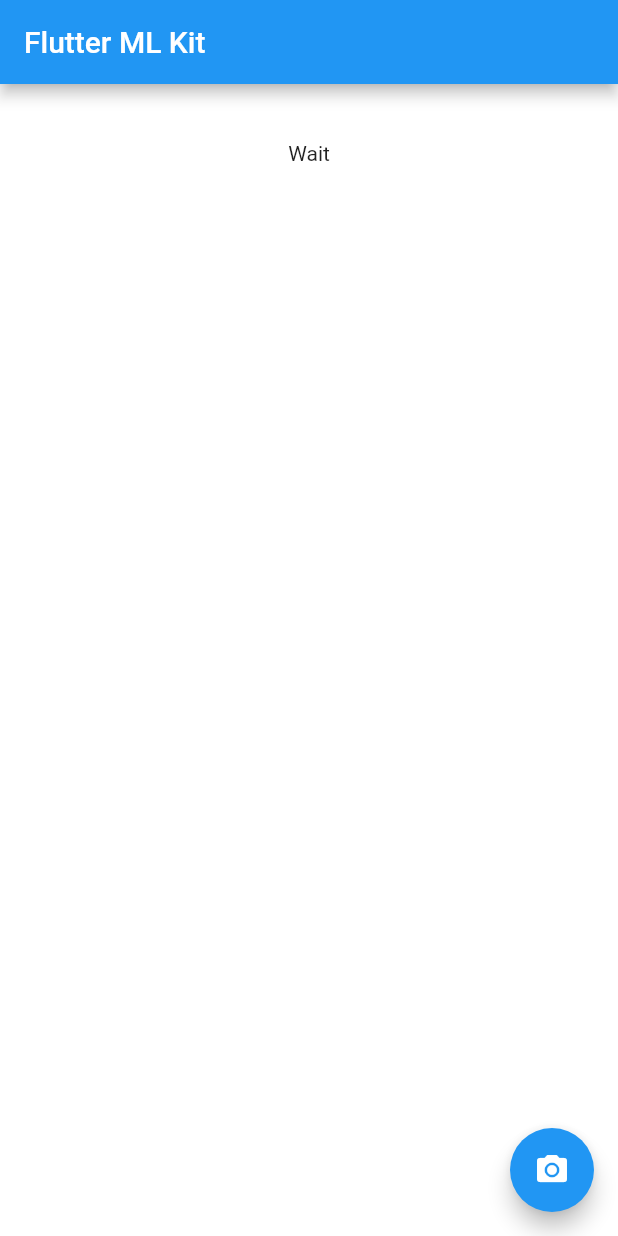
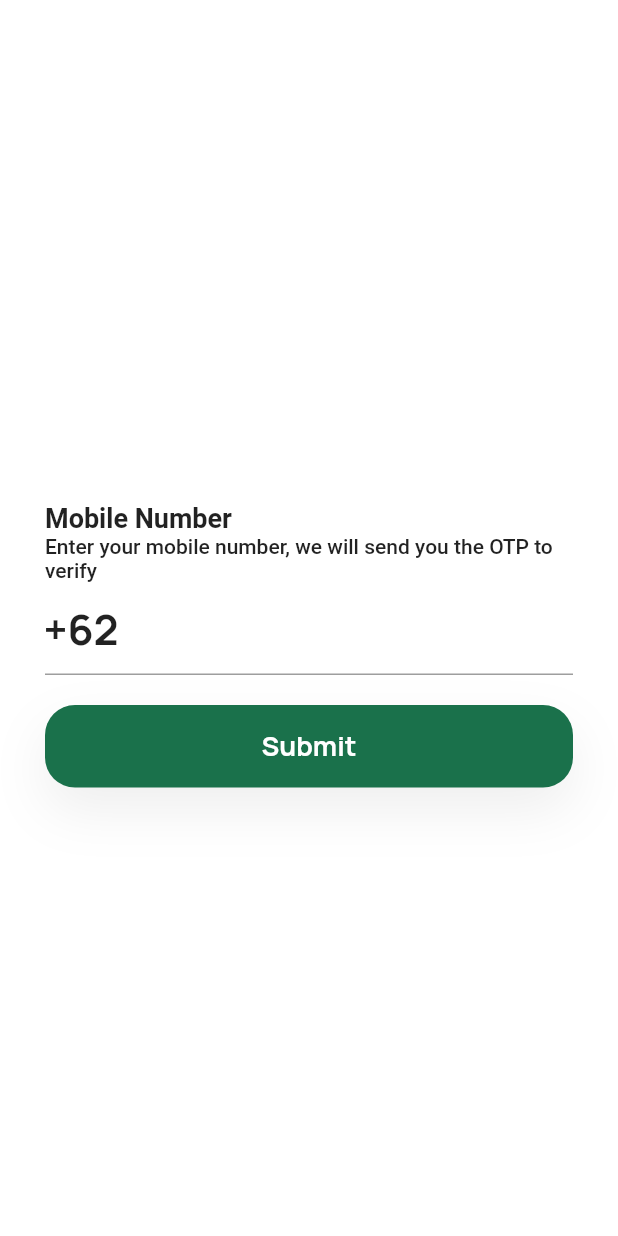
Before and after one commit to adeputraprimasuhendri/flutter-ml-kit, a Flutter app: the screen it shows after launch, on a phone screen of 412 x 824 dp. Run offline on Flutter 3.47's test engine with Material 2 defaults, Android fonts, the phone set to English and light mode, and no system bars; our stand-ins replace firebase_auth, fluttertoast, image_picker, pin_input_text_field; missing offline and left inert: firebase_ml_vision; accounts and stored records are empty.

Commit message:
Des 2020

```diff
--- /dev/null
+++ b/lib/config/validation.dart
@@ -0,0 +1,4 @@
+class FormValidation {
+  String validatePhone(String phone) =>
+      phone.length <= 8 ? "Phone must be more equal than 8 number" : null;
+}
--- a/lib/main.dart
+++ b/lib/main.dart
@@ -3,8 +3,12 @@ import 'dart:io';
 import 'package:firebase_ml_vision/firebase_ml_vision.dart';
 import 'package:flutter/cupertino.dart';
 import 'package:flutter/material.dart';
+import 'package:flutter_ml_kit/providers/phone_provider.dart';
 import 'package:flutter_ml_kit/providers/ml_provider.dart';
+import 'package:flutter_ml_kit/screens/Dashboard_screen.dart';
 import 'package:flutter_ml_kit/screens/ML_screen.dart';
+import 'package:flutter_ml_kit/screens/OTP_screen.dart';
+import 'package:flutter_ml_kit/screens/Phone_screen.dart';
 import 'package:image_picker/image_picker.dart';
 import 'package:provider/provider.dart';
 
@@ -15,8 +19,8 @@ class MyApp extends StatelessWidget {
   Widget build(BuildContext context) {
     return MultiProvider(
       providers: [
-        Provider<MLProvider>(
-          create: (_) => MLProvider(),
+        Provider<PhoneProvider>(
+          create: (_) => PhoneProvider(),
         )
       ],
       child: MaterialApp(
@@ -29,13 +33,27 @@ class MyApp extends StatelessWidget {
                 fontFamily: 'Manrope',
               ),
         ),
-          initialRoute: MLScreen.route,
+        initialRoute: PhoneScreen.route,
         routes: {
           MLScreen.route: (context) => ChangeNotifierProvider<MLProvider>(
                 create: (context) => MLProvider(),
                 child: MLScreen(),
               ),
-          }),
+          PhoneScreen.route: (context) => ChangeNotifierProvider<PhoneProvider>(
+                create: (context) => PhoneProvider(),
+                child: PhoneScreen(),
+              ),
+          OTPScreen.route: (context) => ChangeNotifierProvider<PhoneProvider>(
+                create: (context) => PhoneProvider(),
+                child: OTPScreen(),
+              ),
+          DashboardScreen.route: (context) =>
+              ChangeNotifierProvider<PhoneProvider>(
+                create: (context) => PhoneProvider(),
+                child: DashboardScreen(),
+              ),
+        },
+      ),
     );
   }
 }
--- a/lib/providers/ml_provider.dart
+++ b/lib/providers/ml_provider.dart
@@ -7,9 +7,11 @@ import 'package:flutter_ml_kit/services/image_service.dart';
 class MLProvider extends ChangeNotifier {
   final MLService _MLService = MLService();
   final IMGService _IMGService = IMGService();
+
   File fileImage;
   bool isLoading = false;
   String result = 'Wait';
+
   browseImage() async {
     try {
       var getImage = await _IMGService.pickImage();
--- a/lib/screens/ML_screen.dart
+++ b/lib/screens/ML_screen.dart
@@ -17,7 +17,8 @@ class _MLScreenState extends State<MLScreen> {
         appBar: AppBar(
           title: Text('Flutter ML Kit'),
         ),
-        body: SingleChildScrollView(
+        body: SafeArea(
+          child: SingleChildScrollView(
             child: Container(
               padding: EdgeInsets.all(18),
               child: Column(
@@ -41,6 +42,7 @@ class _MLScreenState extends State<MLScreen> {
               ),
             ),
           ),
+        ),
         floatingActionButton: FloatingActionButton(
           child: Icon(Icons.camera_alt),
           onPressed: () async {
--- /dev/null
+++ b/lib/screens/Phone_screen.dart
@@ -0,0 +1,127 @@
+import 'package:flutter/cupertino.dart';
+import 'package:flutter/material.dart';
+import 'package:flutter_ml_kit/config/validation.dart';
+import 'package:flutter_ml_kit/providers/phone_provider.dart';
+import 'package:provider/provider.dart';
+
+class PhoneScreen extends StatefulWidget {
+  static const String route = 'PhoneScreen';
+  @override
+  _PhoneScreenState createState() => _PhoneScreenState();
+}
+
+class _PhoneScreenState extends State<PhoneScreen> {
+  final _formKey = new GlobalKey<FormState>();
+  FormValidation _formValidation = FormValidation();
+  @override
+  Widget build(BuildContext context) {
+    return Consumer<PhoneProvider>(builder: (context, provider, _) {
+      return Scaffold(
+        appBar: AppBar(
+          iconTheme: IconThemeData(
+            color: Colors.black,
+          ),
+          centerTitle: true,
+          backgroundColor: Colors.white,
+          elevation: 0,
+        ),
+        body: SafeArea(
+          child: Container(
+            padding: EdgeInsets.all(30),
+            child: Form(
+              key: _formKey,
+              child: Column(
+                mainAxisAlignment: MainAxisAlignment.center,
+                crossAxisAlignment: CrossAxisAlignment.stretch,
+                children: [
+                  RichText(
+                    text: TextSpan(
+                      style: Theme.of(context).textTheme.bodyText1,
+                      children: [
+                        TextSpan(
+                          text: "Mobile Number\n",
+                          style: TextStyle(
+                            fontWeight: FontWeight.bold,
+                            fontSize: 18,
+                          ),
+                        ),
+                        TextSpan(
+                          text:
+                              "Enter your mobile number, we will send you the OTP to verify",
+                          style: TextStyle(
+                            fontSize: 14,
+                          ),
+                        ),
+                      ],
+                    ),
+                  ),
+                  TextFormField(
+                    style: TextStyle(
+                      fontSize: 28,
+                      fontWeight: FontWeight.bold,
+                    ),
+                    decoration: InputDecoration(
+                      prefixIcon: SizedBox(
+                        child: Center(
+                          widthFactor: 0.0,
+                          child: Text(
+                            '+62',
+                            style: TextStyle(
+                              fontWeight: FontWeight.bold,
+                              fontSize: 28,
+                            ),
+                          ),
+                        ),
+                      ),
+                      prefixStyle: TextStyle(
+                        fontWeight: FontWeight.bold,
+                        fontSize: 28,
+                      ),
+                    ),
+                    validator: (value) => _formValidation.validatePhone(value),
+                    controller: provider.phoneNumber,
+                    keyboardType: TextInputType.number,
+                  ),
+                  GestureDetector(
+                    onTap: () => provider.SendOTP(
+                      context: context,
+                      key: _formKey,
+                    ),
+                    child: SizedBox(
+                      width: MediaQuery.of(context).size.width,
+                      child: Container(
+                        margin: EdgeInsets.symmetric(vertical: 20),
+                        alignment: Alignment.center,
+                        padding:
+                            EdgeInsets.symmetric(vertical: 15, horizontal: 30),
+                        decoration: BoxDecoration(
+                          color: Color(0xFF1A714B),
+                          borderRadius: BorderRadius.circular(20),
+                          boxShadow: [
+                            BoxShadow(
+                              offset: Offset(0, 15),
+                              blurRadius: 30,
+                              color: Color(0xFF666666).withOpacity(.11),
+                            ),
+                          ],
+                        ),
+                        child: Text(
+                          'Submit',
+                          style: TextStyle(
+                            fontWeight: FontWeight.bold,
+                            fontSize: 18,
+                            color: Colors.white,
+                          ),
+                        ),
+                      ),
+                    ),
+                  ),
+                ],
+              ),
+            ),
+          ),
+        ),
+      );
+    });
+  }
+}
--- a/lib/services/ml_service.dart
+++ b/lib/services/ml_service.dart
@@ -1,5 +1,3 @@
-import 'dart:io';
-
 import 'package:firebase_ml_vision/firebase_ml_vision.dart';
 
 class MLService {
```
Also changed, not shown: lib/providers/phone_provider.dart (added, +77 -0 lines), lib/screens/Dashboard_screen.dart (added, +44 -0 lines), lib/screens/OTP_screen.dart (added, +72 -0 lines), pubspec.yaml (+11 -0 lines), fonts/Manrope-Bold.ttf (added), fonts/Manrope-Light.ttf (added), fonts/Manrope-Regular.ttf (added), pubspec.lock, 2 other files. Lines whose indentation alone changed are shown as unchanged.
